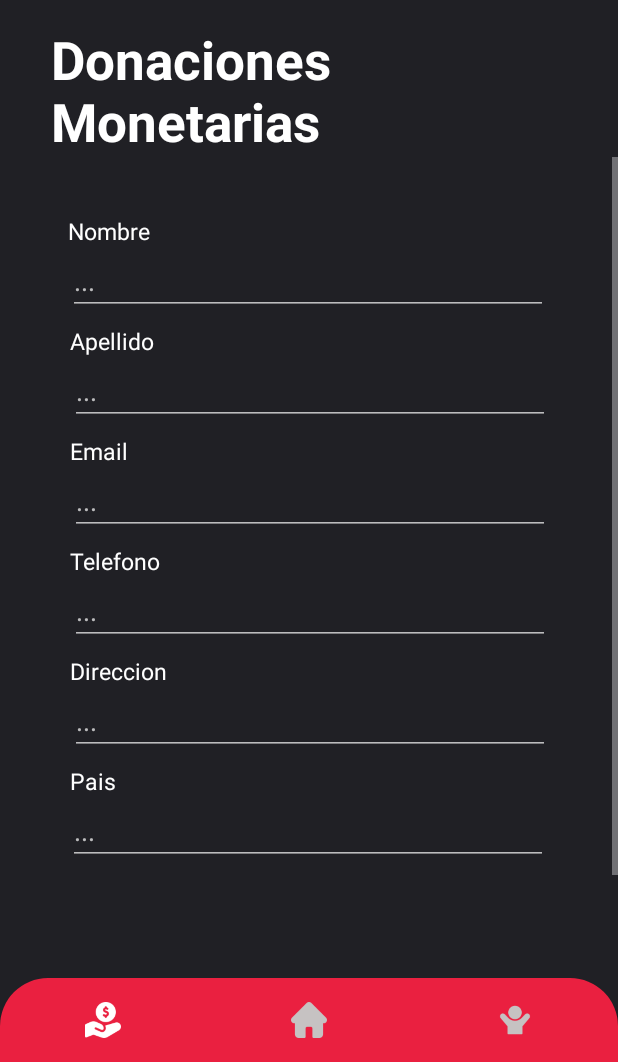
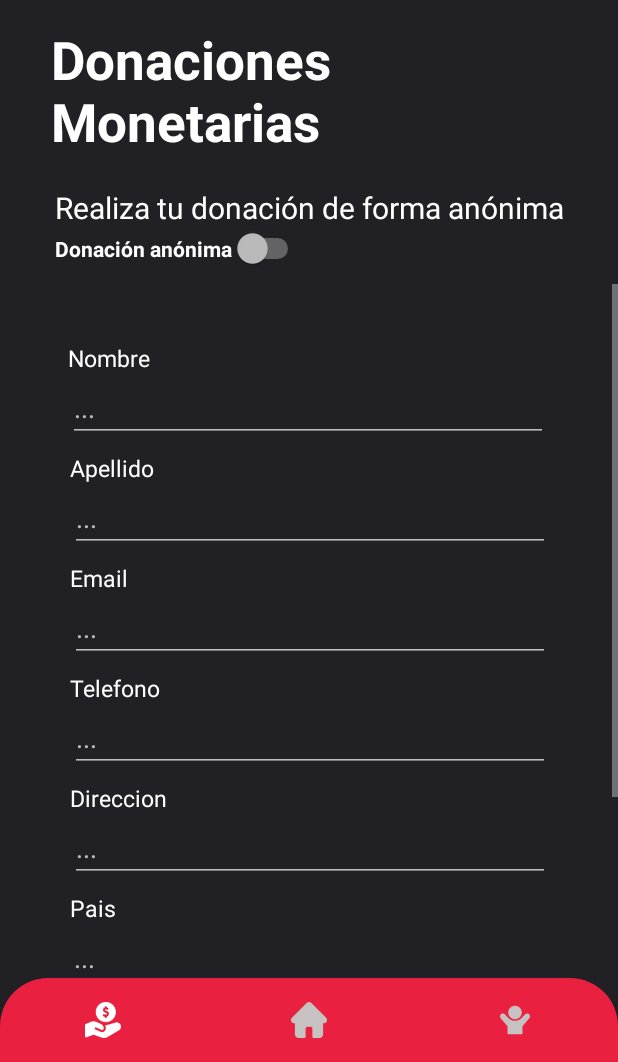
Before and after one commit to JoseTobon/BAMX, an Android app: the fragment MonetariasFragment placed in its activity, on a phone screen of 412 x 824 dp, the part 174-1236 px from its top. Run offline under Robolectric (Android 15) with nearby library versions, the phone set to English and light mode, and no system bars; our stand-ins replace Firebase (no records; nobody signed in at launch, a user with empty details on screens opened directly).

Commit message:
toggle donacion anónima

```diff
--- a/app/src/main/java/mx/itesm/bamx/MonetariasFragment.kt
+++ b/app/src/main/java/mx/itesm/bamx/MonetariasFragment.kt
@@ -7,9 +7,8 @@ import androidx.fragment.app.Fragment
 import android.view.LayoutInflater
 import android.view.View
 import android.view.ViewGroup
-import android.widget.Button
-import android.widget.EditText
-import android.widget.Toast
+import android.widget.*
+import androidx.core.view.isVisible
 import com.google.firebase.firestore.CollectionReference
 import com.google.firebase.firestore.ktx.firestore
 import com.google.firebase.ktx.Firebase
@@ -26,6 +25,9 @@ class MonetariasFragment : Fragment() {
     lateinit var pais : EditText
 
     lateinit var boton : Button
+    lateinit var toggle : Switch
+
+    lateinit var formulario : ScrollView
 
     var vacio = false
 
@@ -43,8 +45,16 @@ class MonetariasFragment : Fragment() {
         correo = view.findViewById(R.id.correoDM)
         telefono = view.findViewById(R.id.telefonoDM)
         pais = view.findViewById(R.id.paisDM)
+
         boton = view.findViewById(R.id.enviarDM)
+        toggle = view.findViewById(R.id.donAnon)
 
+        formulario = view.findViewById(R.id.scroll)
+
+        toggle.setOnCheckedChangeListener { _, isChecked ->
+
+            formulario.isVisible = !isChecked
+        }
 
         boton.setOnClickListener {
 
--- a/app/src/main/res/layout/fragment_home.xml
+++ b/app/src/main/res/layout/fragment_home.xml
@@ -25,9 +25,9 @@
         android:id="@+id/textView8"
         android:layout_width="0dp"
         android:layout_height="wrap_content"
-        android:background="@color/white"
+        android:background="#202025"
         android:text="\n   Pichón #1147. Col. Morelos 44910, Guadalajara, \n   Jalisco, México \n\n   GDL: 33 3810 6595 \n\n   comunicacionbamx@bdalimentos.org\n"
-        android:textColor="#FF0000"
+        android:textColor="@color/white"
         android:textStyle="bold"
         app:layout_constraintBottom_toBottomOf="parent"
         app:layout_constraintEnd_toEndOf="parent"
--- a/app/src/main/res/layout/fragment_monetarias.xml
+++ b/app/src/main/res/layout/fragment_monetarias.xml
@@ -22,12 +22,37 @@
         app:layout_constraintStart_toStartOf="parent"
         app:layout_constraintTop_toTopOf="parent" />
 
+    <Switch
+        android:id="@+id/donAnon"
+        android:layout_width="wrap_content"
+        android:layout_height="wrap_content"
+        android:text="Donación anónima"
+        android:textColor="@color/white"
+        android:textStyle="bold"
+        app:layout_constraintStart_toStartOf="@+id/textView15"
+        app:layout_constraintTop_toBottomOf="@+id/textView15"
+        tools:ignore="TouchTargetSizeCheck" />
+
+    <TextView
+        android:id="@+id/textView15"
+        android:layout_width="wrap_content"
+        android:layout_height="wrap_content"
+        android:layout_marginTop="20dp"
+        android:text="Realiza tu donación de forma anónima"
+        android:textColor="@color/white"
+        android:textSize="20sp"
+        app:layout_constraintEnd_toEndOf="parent"
+        app:layout_constraintStart_toStartOf="parent"
+        app:layout_constraintTop_toBottomOf="@+id/textView" />
+
     <ScrollView
+        android:id="@+id/scroll"
         android:layout_width="match_parent"
         android:layout_height="0dp"
+        android:layout_marginTop="10dp"
         app:layout_constraintBottom_toBottomOf="parent"
-        app:layout_constraintTop_toBottomOf="@+id/textView"
-        app:layout_constraintVertical_bias="0.0"
+        app:layout_constraintTop_toBottomOf="@+id/donAnon"
+        app:layout_constraintVertical_bias="1.0"
         tools:layout_editor_absoluteX="0dp">
 
         <androidx.constraintlayout.widget.ConstraintLayout
```
